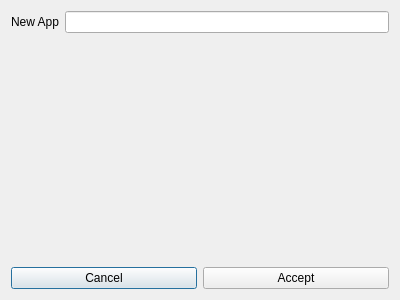
j718/screentime, file src/main/resources/base/app.ui: the form before one commit.
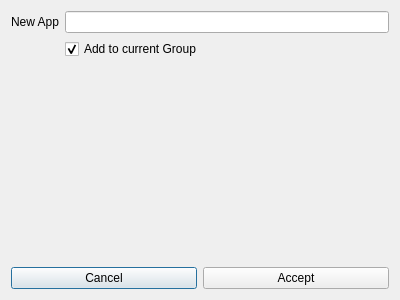
The form after the commit.

Commit message: added "add to current group" checkbox to app

```diff
--- a/src/main/resources/base/app.ui
+++ b/src/main/resources/base/app.ui
@@ -30,6 +30,16 @@
      <item row="1" column="1">
       <widget class="QLineEdit" name="app_lineEdit"/>
      </item>
+     <item row="2" column="1">
+      <widget class="QCheckBox" name="add_current_check">
+       <property name="text">
+        <string>Add to current Group</string>
+       </property>
+       <property name="checked">
+        <bool>true</bool>
+       </property>
+      </widget>
+     </item>
     </layout>
    </item>
    <item>
```
The commit also changes 4 other files.
